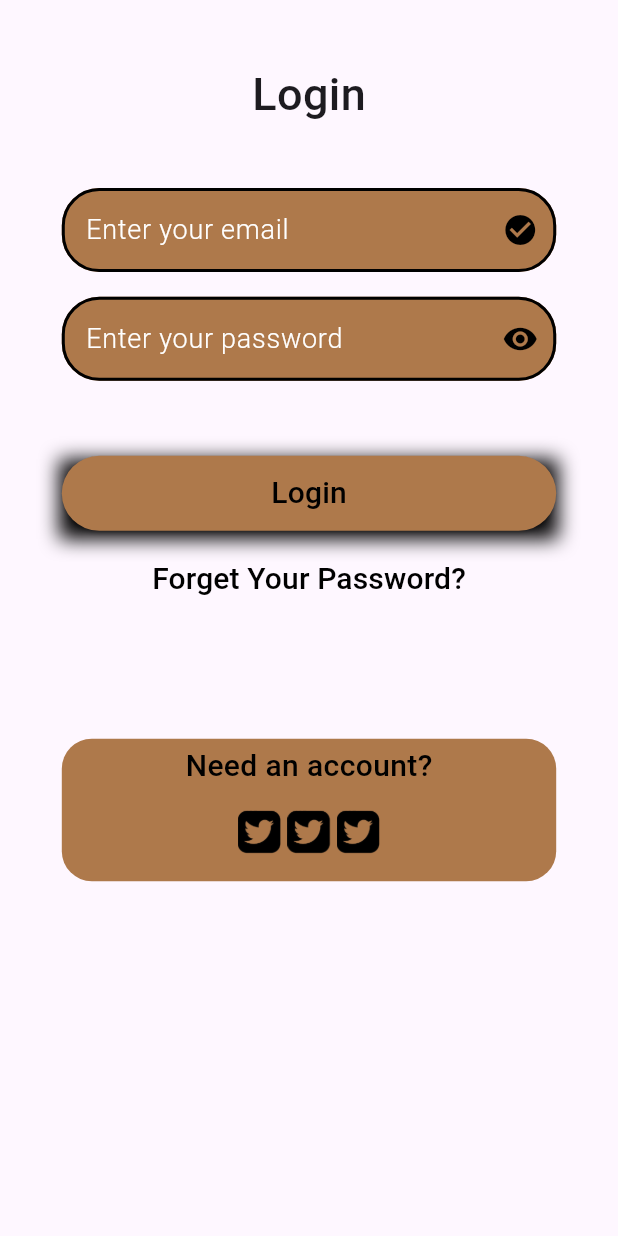
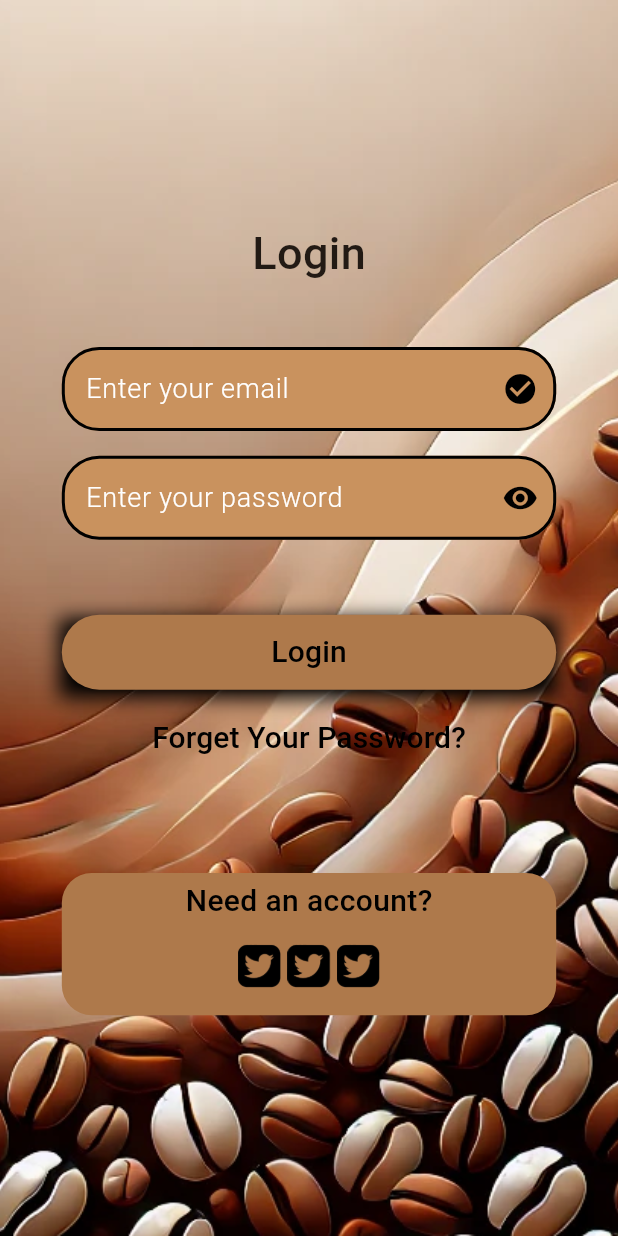
Before and after one commit to Ikhsannurhakiki/ngupiid, a Flutter app: the screen it shows after launch, on a phone screen of 412 x 824 dp. Run offline on Flutter 3.47's test engine with Material 3 defaults, Android fonts, the light colour scheme and no system bars.

Commit message:
add styling color (color helper)

```diff
--- /dev/null
+++ b/lib/asset/helper/colors.dart
@@ -0,0 +1,48 @@
+import 'package:flutter/material.dart';
+
+class BrownPalette {
+  // Base color
+  static const Color baseBrown = Color.fromRGBO(174, 121, 75, 1.0); // #AE794B
+
+  // Shades of brown
+  static const Color brown50 = Color(0xFFF5EDE6);
+  static const Color brown100 = Color(0xFFEAD6C4);
+  static const Color brown200 = Color(0xFFDFBFA2);
+  static const Color brown300 = Color(0xFFD4A880);
+  static const Color brown400 = Color(0xFFC9925E);
+  static const Color brown500 = Color(0xFFAE794B); // Base color
+  static const Color brown600 = Color(0xFF9C6B43);
+  static const Color brown700 = Color(0xFF8A5D3B);
+  static const Color brown800 = Color(0xFF784F33);
+  static const Color brown900 = Color(0xFF66412B);
+
+  // MaterialColor for theming
+  static const MaterialColor brown = MaterialColor(
+    0xFFAE794B, // Base brown color
+    <int, Color>{
+      50: brown50,
+      100: brown100,
+      200: brown200,
+      300: brown300,
+      400: brown400,
+      500: brown500,
+      600: brown600,
+      700: brown700,
+      800: brown800,
+      900: brown900,
+    },
+  );
+}
+
+class ColorsHelper {
+  static const Color inputColor = Color(0xFFC9925E);
+  static const Color bgColor = Color(0xFFF5EDE6);
+  static const Color buttonColor = Color(0xFFAE794B);
+  static const Color baseColor = Color(0xFFAE794B);
+
+  // MaterialColor for theming
+  static const MaterialColor brown = MaterialColor(
+    0xFFAE794B, // Base brown color
+    <int, Color>{400: inputColor, 50: bgColor},
+  );
+}
--- a/lib/data/dummydata.dart
+++ b/lib/data/dummydata.dart
@@ -3,10 +3,11 @@ import 'package:ngupiid/data/product.dart';
 final List<Product> dummyProducts = [
   Product(
     id: '1',
-    name: 'Smartphone',
-    description: 'A high-end smartphone with 128GB storage.',
-    price: 799.99,
-    imageUrl: 'https://via.placeholder.com/150',
+    name: 'Robusta Pack 500g',
+    description: 'A high-quality for coffee lover.',
+    price: 125.000,
+    imageUrl:
+        'https://kopicha.com/wp-content/uploads/2021/01/Robusta-Ground-Coffee-268x300.jpg',
     rating: 4.5,
     stock: 10,
     isFavorite: true,
--- a/lib/main.dart
+++ b/lib/main.dart
@@ -2,6 +2,7 @@ import 'package:flutter/material.dart';
 import 'package:ngupiid/ui/login.dart';
 import 'package:provider/provider.dart';
 import 'package:ngupiid/provider/index_nav_provider.dart';
+import 'package:ngupiid/asset/helper/colors.dart';
 
 void main() {
   runApp(
@@ -25,7 +26,11 @@ class MyApp extends StatelessWidget {
     return MaterialApp(
       title: 'Flutter Demo',
       theme: ThemeData(
-        colorScheme: ColorScheme.fromSeed(seedColor: Colors.deepPurple),
+        colorScheme: ColorScheme.fromSeed(seedColor: BrownPalette.baseBrown),
+        primarySwatch: BrownPalette.brown, // Use the brown MaterialColor
+        primaryColor: BrownPalette.brown500, // Primary color
+        scaffoldBackgroundColor: BrownPalette.brown50, // Background color
+
         useMaterial3: true,
       ),
       home: LoginScreen(),
--- a/lib/ui/components/itemCard.dart
+++ b/lib/ui/components/itemCard.dart
@@ -1,3 +1,4 @@
+import 'package:ngupiid/asset/helper/colors.dart';
 import 'package:ngupiid/data/product.dart';
 import 'package:flutter/material.dart';
 
@@ -9,6 +10,7 @@ class ItemCard extends StatelessWidget {
   @override
   Widget build(BuildContext context) {
     return Card(
+      color: BrownPalette.brown200,
       elevation: 4, // Adds shadow to the card
       shape: RoundedRectangleBorder(
         borderRadius: BorderRadius.circular(12), // Rounded corners
@@ -54,7 +56,7 @@ class ItemCard extends StatelessWidget {
               mainAxisAlignment: MainAxisAlignment.spaceBetween,
               children: [
                 Text(
-                  '\$${product.price.toStringAsFixed(2)}',
+                  'Rp ${product.price.toStringAsFixed(2)}',
                   style: TextStyle(
                     fontSize: 16,
                     fontWeight: FontWeight.bold,
@@ -90,7 +92,7 @@ class ItemCard extends StatelessWidget {
                   // Add to cart logic
                 },
                 style: ElevatedButton.styleFrom(
-                  backgroundColor: Colors.blue,
+                  backgroundColor: ColorsHelper.buttonColor,
                   shape: RoundedRectangleBorder(
                     borderRadius: BorderRadius.circular(8),
                   ),
--- a/lib/ui/home_screen.dart
+++ b/lib/ui/home_screen.dart
@@ -1,4 +1,5 @@
 import 'package:flutter/material.dart';
+import 'package:ngupiid/asset/helper/colors.dart';
 import 'package:ngupiid/ui/mainScreen.dart';
 import 'package:ngupiid/data/dummydata.dart';
 import 'package:ngupiid/ui/components/itemCard.dart';
@@ -18,7 +19,9 @@ class _HomeScreen extends State<HomeScreen> {
       appBar: AppBar(
         title: Text('Product List'),
       ),
-      body: ListView.builder(
+      body: Container(
+        decoration: BoxDecoration(color: ColorsHelper.bgColor),
+        child: ListView.builder(
           padding: EdgeInsets.all(16),
           itemCount: dummyProducts.length,
           itemBuilder: (context, index) {
@@ -29,6 +32,7 @@ class _HomeScreen extends State<HomeScreen> {
             );
           },
         ),
+      ),
     );
   }
 }
--- a/lib/ui/login.dart
+++ b/lib/ui/login.dart
@@ -1,4 +1,5 @@
 import 'package:flutter/material.dart';
+import 'package:ngupiid/asset/helper/colors.dart';
 import 'package:ngupiid/ui/mainScreen.dart';
 
 class LoginScreen extends StatefulWidget {
@@ -15,17 +16,21 @@ class _LoginScreenState extends State<LoginScreen> {
       body: SingleChildScrollView(
         child: Center(
           child: Container(
-            constraints: BoxConstraints(
-                maxWidth: MediaQuery.of(context).size.width,
-                minWidth: MediaQuery.of(context).size.width * 0.8),
+            width: MediaQuery.of(context).size.width,
+            height: MediaQuery.of(context).size.height,
+            decoration: BoxDecoration(
+              image: DecorationImage(
+                image: AssetImage('lib/asset/backg.png'),
+                fit: BoxFit.cover,
+              ),
+            ),
+            child: Container(
               child: Padding(
-              padding: EdgeInsets.all(MediaQuery.of(context).size.width * 0.1),
+                padding:
+                    EdgeInsets.all(MediaQuery.of(context).size.width * 0.1),
                 child: Column(
                     crossAxisAlignment: CrossAxisAlignment.center,
-                  children: [
-                    Column(
                     mainAxisAlignment: MainAxisAlignment.center,
-                      crossAxisAlignment: CrossAxisAlignment.center,
                     children: [
                       Text("Login",
                           style: TextStyle(
@@ -40,7 +45,7 @@ class _LoginScreenState extends State<LoginScreen> {
                               fontWeight: FontWeight.w300,
                             ),
                             filled: true,
-                              fillColor: const Color.fromRGBO(174, 121, 75, 25),
+                            fillColor: ColorsHelper.inputColor,
                             suffixIcon: Icon(
                               Icons.check_circle,
                               color: Colors.black,
@@ -65,7 +70,7 @@ class _LoginScreenState extends State<LoginScreen> {
                                 width: 2.0,
                               ),
                             ),
-                              hintText: "${MediaQuery.of(context).size.width}",
+                            hintText: "example@mail.com",
                           ),
                           keyboardType: TextInputType.emailAddress,
                           textInputAction: TextInputAction.done),
@@ -79,7 +84,7 @@ class _LoginScreenState extends State<LoginScreen> {
                               fontWeight: FontWeight.w300,
                             ),
                             filled: true,
-                              fillColor: const Color.fromRGBO(174, 121, 75, 25),
+                            fillColor: ColorsHelper.inputColor,
                             suffixIcon: Icon(Icons.remove_red_eye_rounded,
                                 color: Colors.black),
                             labelText: "Enter your password",
@@ -112,10 +117,7 @@ class _LoginScreenState extends State<LoginScreen> {
                             boxShadow: [
                               BoxShadow(
                                 color: Color.from(
-                                      alpha: 0x4D,
-                                      red: 00,
-                                      green: 00,
-                                      blue: 00),
+                                    alpha: 0x4D, red: 00, green: 00, blue: 00),
                                 spreadRadius: 2, // Spread radius
                                 blurRadius: 10, // Blur radius
                                 offset: Offset(0, 4), // Shadow offset
@@ -132,8 +134,7 @@ class _LoginScreenState extends State<LoginScreen> {
                               },
                               style: ElevatedButton.styleFrom(
                                 minimumSize: Size(double.infinity, 50),
-                                  backgroundColor:
-                                      Color.fromRGBO(174, 121, 75, 25),
+                                backgroundColor: BrownPalette.baseBrown,
                               ),
                               child: Text("Login",
                                   style: TextStyle(
@@ -153,15 +154,15 @@ class _LoginScreenState extends State<LoginScreen> {
                                 fontSize: 20.0,
                                 fontWeight: FontWeight.w500),
                           )),
-                      ],
-                    ),
-                    SizedBox(height: MediaQuery.of(context).size.height * 0.1),
+                      SizedBox(
+                          height: MediaQuery.of(context).size.height * 0.08),
                       Container(
                           padding: EdgeInsets.all(
                               MediaQuery.of(context).size.width * 0.01),
                           decoration: BoxDecoration(
-                          color: Color.fromRGBO(174, 121, 75, 85),
-                          borderRadius: BorderRadius.all(Radius.circular(20.0)),
+                            color: ColorsHelper.buttonColor,
+                            borderRadius:
+                                BorderRadius.all(Radius.circular(20.0)),
                           ),
                           child: Column(children: [
                             Text(
@@ -179,36 +180,36 @@ class _LoginScreenState extends State<LoginScreen> {
                                   onTap: () {},
                                   child: Image.asset(
                                     'lib/asset/twitter.png', // Replace with your image path
-                                  width:
-                                      MediaQuery.of(context).size.width * 0.07,
-                                  height:
-                                      MediaQuery.of(context).size.height * 0.07,
+                                    width: MediaQuery.of(context).size.width *
+                                        0.07,
+                                    height: MediaQuery.of(context).size.height *
+                                        0.07,
                                   ),
                                 ),
                                 SizedBox(
-                                  width:
-                                      MediaQuery.of(context).size.width * 0.01),
+                                    width: MediaQuery.of(context).size.width *
+                                        0.01),
                                 InkWell(
                                   onTap: () {},
                                   child: Image.asset(
                                     'lib/asset/twitter.png', // Replace with your image path
-                                  width:
-                                      MediaQuery.of(context).size.width * 0.07,
-                                  height:
-                                      MediaQuery.of(context).size.height * 0.07,
+                                    width: MediaQuery.of(context).size.width *
+                                        0.07,
+                                    height: MediaQuery.of(context).size.height *
+                                        0.07,
                                   ),
                                 ),
                                 SizedBox(
-                                  width:
-                                      MediaQuery.of(context).size.width * 0.01),
+                                    width: MediaQuery.of(context).size.width *
+                                        0.01),
                                 InkWell(
                                   onTap: () {},
                                   child: Image.asset(
                                     'lib/asset/twitter.png', // Replace with your image path
-                                  width:
-                                      MediaQuery.of(context).size.width * 0.07,
-                                  height:
-                                      MediaQuery.of(context).size.height * 0.07,
+                                    width: MediaQuery.of(context).size.width *
+                                        0.07,
+                                    height: MediaQuery.of(context).size.height *
+                                        0.07,
                                   ),
                                 ),
                               ],
@@ -219,6 +220,7 @@ class _LoginScreenState extends State<LoginScreen> {
             ),
           ),
         ),
+      ),
     );
   }
 }
```
Lines whose indentation alone changed are shown as unchanged.
